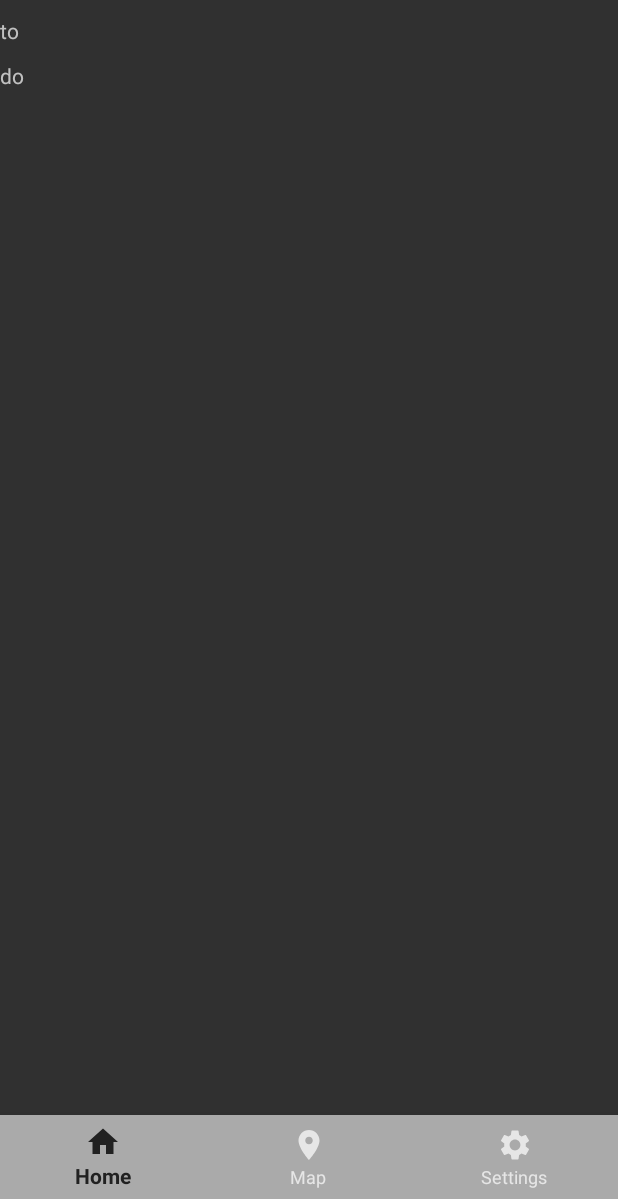
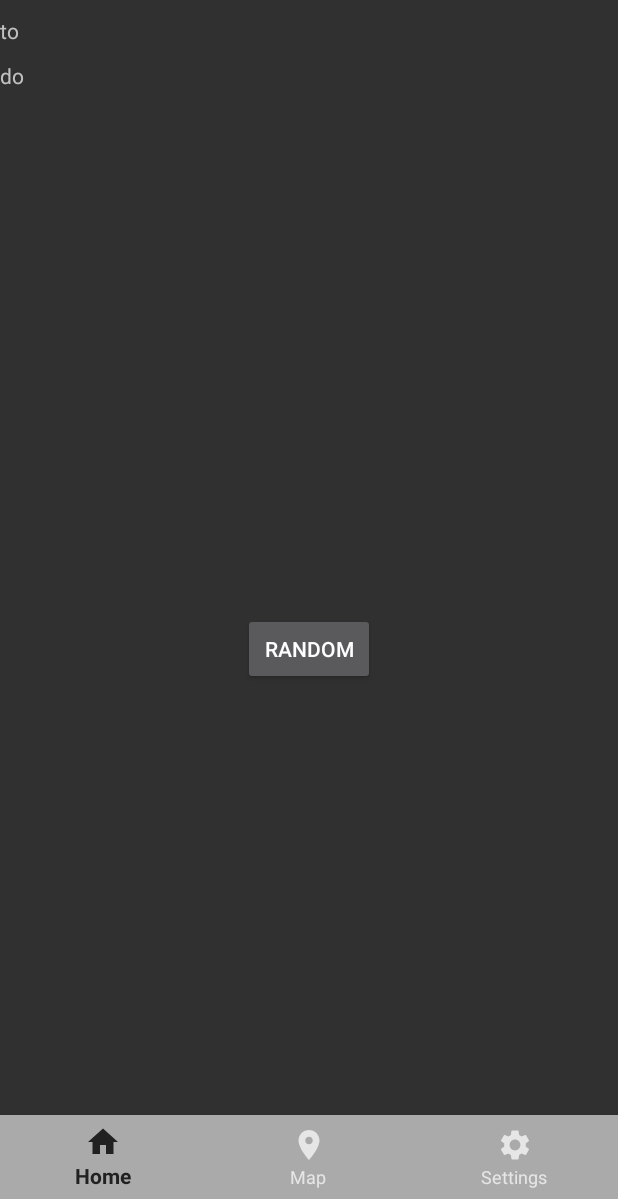
Before and after one commit to m-teja/Things-To-Do, an Android app: the screen it shows after launch (HomeActivity), on a phone screen of 412 x 824 dp, the part 37-1236 px from its top. Run offline under Robolectric (Android 15) with nearby library versions, the light colour scheme and no system bars; 1 statement that could not run was skipped.

Commit message:
added random button

```diff
--- a/app/src/main/java/com/project/HomeFragment.kt
+++ b/app/src/main/java/com/project/HomeFragment.kt
@@ -1,6 +1,8 @@
 package com.project
 import android.os.Bundle
 import android.view.View
+import android.widget.Button
+import android.widget.Toast
 import androidx.recyclerview.widget.LinearLayoutManager
 import androidx.recyclerview.widget.RecyclerView
 import com.project.adapter.HomeAdapter
@@ -8,6 +10,7 @@ import com.project.base.BaseFragment
 
 
 class HomeFragment : BaseFragment(R.layout.fragment_home) {
+    private val dataSet = arrayListOf("things", "to", "do")
 
     override fun onCreate(savedInstanceState: Bundle?) {
         super.onCreate(savedInstanceState)
@@ -17,12 +20,19 @@ class HomeFragment : BaseFragment(R.layout.fragment_home) {
     override fun onViewCreated(view: View, savedInstanceState: Bundle?) {
         super.onViewCreated(view, savedInstanceState)
 
-        val dataSet = arrayListOf("things", "to", "do")
         val homeAdapter = HomeAdapter(dataSet)
 
         val recyclerView: RecyclerView = view.findViewById(R.id.home_list)
         recyclerView.layoutManager = LinearLayoutManager(context)
         recyclerView.adapter = homeAdapter
+
+        view.findViewById<Button>(R.id.home_random_button).setOnClickListener {
+            Toast.makeText(context, getRandomSuggestion(), Toast.LENGTH_LONG).show()
+        }
+    }
+
+    private fun getRandomSuggestion(): String {
+        return dataSet[(Math.random() * (dataSet.size)).toInt()]
     }
 
 }
--- a/app/src/main/res/layout/fragment_home.xml
+++ b/app/src/main/res/layout/fragment_home.xml
@@ -9,5 +9,16 @@
     <androidx.recyclerview.widget.RecyclerView
         android:id="@+id/home_list"
         android:layout_width="match_parent"
-        android:layout_height="match_parent" />
+        android:layout_height="wrap_content"
+        app:layout_constraintTop_toTopOf="parent" />
+
+    <Button
+        android:id="@+id/home_random_button"
+        android:layout_width="wrap_content"
+        android:layout_height="wrap_content"
+        android:text="Random"
+        app:layout_constraintBottom_toBottomOf="parent"
+        app:layout_constraintEnd_toEndOf="parent"
+        app:layout_constraintStart_toStartOf="parent"
+        app:layout_constraintTop_toBottomOf="@+id/home_list" />
 </androidx.constraintlayout.widget.ConstraintLayout>
```
